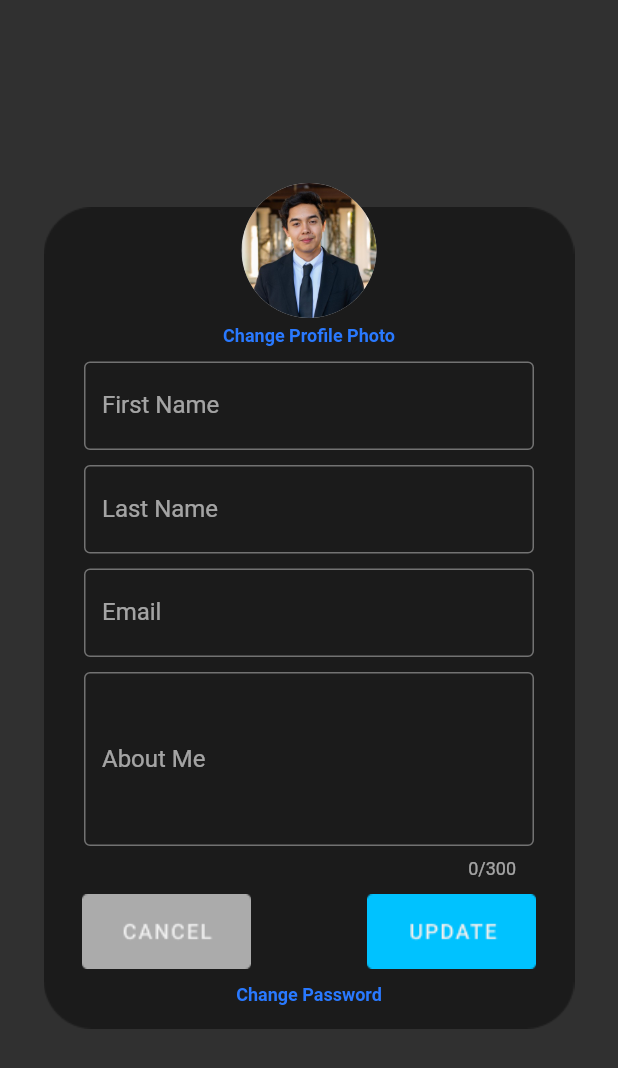
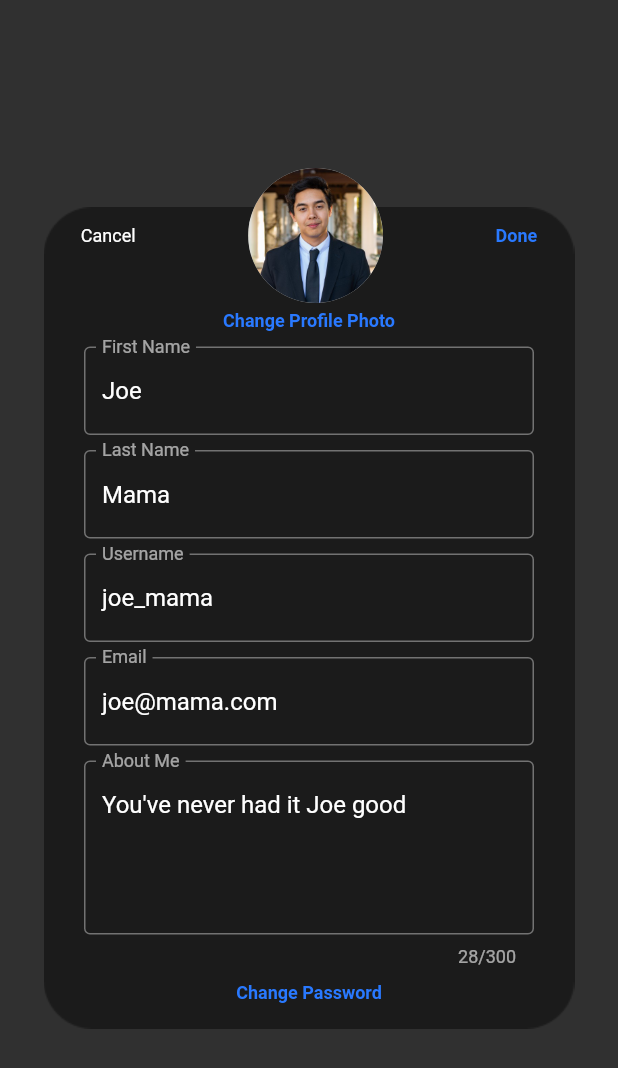
Before and after one commit to pstoebenau/large_project, a Flutter app: the EditAccount screen opened directly, on a phone screen of 412 x 824 dp. Shown: the top 1068 px of the screen. Run offline on Flutter 3.47's test engine with Material 2 defaults, Android fonts, the phone set to English and light mode, and no system bars; drawn by our look-alikes of flutter_form_builder; our stand-ins replace image_picker, rive, url_strategy; missing offline and left inert: alert_dialog; accounts and stored records are empty.

Commit message:
Fixed up the account edit, has prefilled text now

```diff
--- a/app/lib/edit-account.dart
+++ b/app/lib/edit-account.dart
@@ -1,5 +1,6 @@
 import 'dart:io';
 import 'package:flutter/material.dart';
+import 'package:flutter_form_builder/flutter_form_builder.dart';
 import 'package:image_picker/image_picker.dart';
 
 class EditAccount extends StatefulWidget {
@@ -11,6 +12,7 @@ class _EditAccountState extends State<EditAccount> {
   String fullName = 'Joe Mama'; // Grab from API
   PickedFile _imageFile;
   final ImagePicker _picker = ImagePicker();
+  final _formKey = GlobalKey<FormBuilderState>();
   @override
   Widget build(BuildContext context) {
     return Scaffold(
@@ -37,7 +39,25 @@ class _EditAccountState extends State<EditAccount> {
                   Center(
                     child: Column(
                       children: [
-                        SizedBox(height: 10),
+                        Row(
+                          mainAxisAlignment: MainAxisAlignment.center,
+                          children: [
+                            Container(
+                              child: GestureDetector(
+                                onTap: () {
+                                  Navigator.pop(context);
+                                },
+                                child: Text(
+                                  // Grab the description from the API
+                                  'Cancel',
+                                  style: TextStyle(
+                                    fontSize: 12,
+                                    color: Colors.white,
+                                  ),
+                                ),
+                              ),
+                            ),
+                            SizedBox(width: 75),
                             GestureDetector(
                               onTap: () {
                                 showModalBottomSheet(
@@ -53,6 +73,31 @@ class _EditAccountState extends State<EditAccount> {
                                     ? AssetImage("assets/joe.png")
                                     : (FileImage(File(_imageFile.path))),
                               ),
+                            ),
+                            SizedBox(width: 75),
+                            Container(
+                              child: GestureDetector(
+                                onTap: () {
+                                  // Need API Endpoint connected here
+                                  // Navigator.push(
+                                  //   context,
+                                  //   MaterialPageRoute(
+                                  //     builder: (context) => UploadSnippet(),
+                                  //   ),
+                                  // );
+                                  Navigator.pop(context);
+                                },
+                                child: Text(
+                                  // Grab the description from the API
+                                  'Done',
+                                  style: TextStyle(
+                                      fontSize: 12,
+                                      fontWeight: FontWeight.bold,
+                                      color: Colors.blueAccent[400]),
+                                ),
+                              ),
+                            ),
+                          ],
                         ),
                         SizedBox(height: 5),
                         GestureDetector(
@@ -74,88 +119,87 @@ class _EditAccountState extends State<EditAccount> {
                           ),
                         ),
                         SizedBox(height: 10),
+                        FormBuilder(
+                          key: _formKey,
+                          child: Column(
+                            children: [
                               Container(
                                 width: 300,
-                          child: TextField(
+                                child: FormBuilderTextField(
+                                  name: 'firstName',
                                   decoration: const InputDecoration(
                                     border: OutlineInputBorder(),
                                     labelText: 'First Name',
                                   ),
                                   autocorrect: false,
-                            onChanged: (String value) {
-                              fullName = value;
-                            },
+                                  validator:
+                                      FormBuilderValidators.required(context),
                                 ),
                               ),
                               SizedBox(height: 10),
                               Container(
                                 width: 300,
-                          child: TextField(
+                                child: FormBuilderTextField(
+                                  name: 'lastName',
                                   decoration: InputDecoration(
                                     border: OutlineInputBorder(),
                                     labelText: 'Last Name',
                                   ),
+                                  validator:
+                                      FormBuilderValidators.required(context),
                                 ),
                               ),
                               SizedBox(height: 10),
                               Container(
                                 width: 300,
-                          child: TextField(
+                                child: FormBuilderTextField(
+                                  name: 'username',
                                   decoration: InputDecoration(
                                     border: OutlineInputBorder(),
-                              labelText: 'Email',
+                                    labelText: 'Username',
                                   ),
+                                  validator:
+                                      FormBuilderValidators.required(context),
                                 ),
                               ),
                               SizedBox(height: 10),
                               Container(
                                 width: 300,
-                          child: TextField(
+                                child: FormBuilderTextField(
+                                  name: 'email',
+                                  decoration: InputDecoration(
+                                    border: OutlineInputBorder(),
+                                    labelText: 'Email',
+                                  ),
+                                  validator:
+                                      FormBuilderValidators.required(context),
+                                ),
+                              ),
+                              SizedBox(height: 10),
+                              Container(
+                                width: 300,
+                                child: FormBuilderTextField(
+                                  name: "aboutMe",
                                   maxLines: 4,
                                   maxLength: 300,
                                   decoration: InputDecoration(
                                     border: OutlineInputBorder(),
                                     labelText: 'About Me',
                                   ),
-                          ),
-                        ),
-                        SizedBox(height: 10),
-                        Row(
-                          mainAxisAlignment: MainAxisAlignment.center,
-                          children: [
-                            Container(
-                              width: 150,
-                              height: 50,
-                              child: GestureDetector(
-                                onTap: () {
-                                  Navigator.pop(context);
-                                },
-                                child: Image.asset(
-                                  'assets/cancel.png',
-                                ),
-                              ),
-                            ),
-                            SizedBox(width: 40),
-                            Container(
-                              width: 150,
-                              height: 50,
-                              child: GestureDetector(
-                                onTap: () {
-                                  // Need API Endpoint connected here
-                                  // Navigator.push(
-                                  //   context,
-                                  //   MaterialPageRoute(
-                                  //     builder: (context) => UploadSnippet(),
-                                  //   ),
-                                  // );
-                                  Navigator.pop(context);
-                                },
-                                child: Image.asset(
-                                  'assets/update.png',
-                                ),
+                                  validator:
+                                      FormBuilderValidators.required(context),
                                 ),
                               ),
                             ],
+                          ),
+                          // Fill with user's previous input from API
+                          initialValue: {
+                            'firstName': 'Joe',
+                            'lastName': 'Mama',
+                            'username': 'joe_mama',
+                            'email': 'joe@mama.com',
+                            'aboutMe': 'You\'ve never had it Joe good'
+                          },
                         ),
                         SizedBox(height: 10),
                         GestureDetector(
```
Lines whose indentation alone changed are shown as unchanged.
